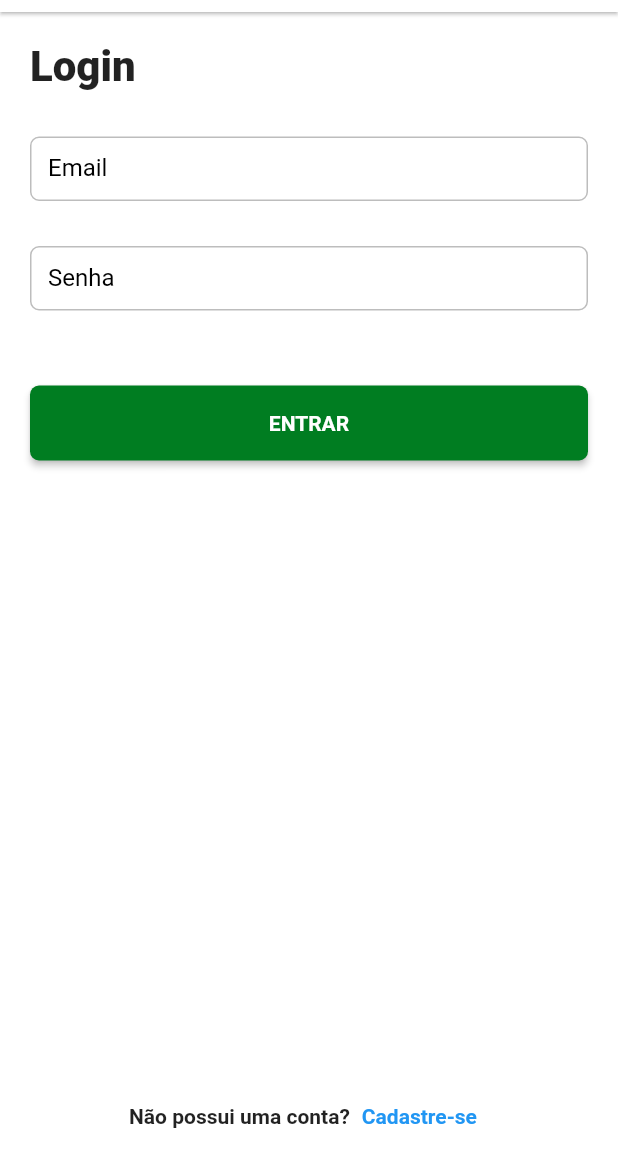
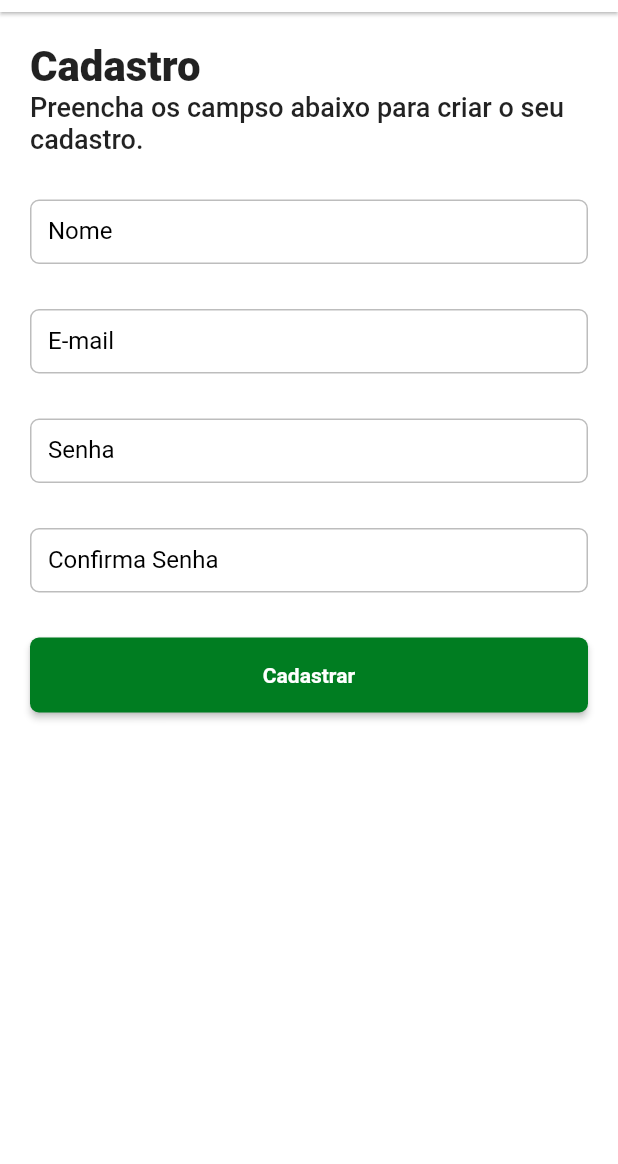
Before and after one commit to italoguasti/delivery_flutter_app_bloc_provider, a Flutter app: the LoginPage screen opened by its route, after a tap on "Cadastre-se", on a phone screen of 412 x 824 dp, the part 72-1236 px from its top. Run offline on Flutter 3.47's test engine with Material 2 defaults, Android fonts, the phone set to English and light mode, and no system bars; our stand-ins replace bloc, dio, equatable, flutter_bloc, loading_animation_widget, shared_preferences and 1 more; missing offline and left inert: match; accounts and stored records are empty; Roboto replaces fonts that are missing (mplus1).

Commit message:
register page

```diff
--- a/lib/app/dw_delivery_app.dart
+++ b/lib/app/dw_delivery_app.dart
@@ -5,6 +5,7 @@ import 'package:dw_delivery_app/app/pages/product_detail/product_detail_router.d
 import 'package:dw_delivery_app/app/pages/splash/splash_page.dart';
 import 'package:flutter/material.dart';
 
+import 'pages/auth/register/register_page.dart';
 import 'pages/home/home_router.dart';
 
 class DwDeliveryApp extends StatelessWidget {
@@ -21,6 +22,7 @@ class DwDeliveryApp extends StatelessWidget {
           '/home': (context) => HomeRouter.page,
           '/productDetail': (context) => ProductDetailRouter.page,
           '/auth/login': (context) => const LoginPage(),
+          '/auth/register': (context) => const RegisterPage(),
         },
       ),
     );
--- a/lib/app/pages/auth/login/login_page.dart
+++ b/lib/app/pages/auth/login/login_page.dart
@@ -59,7 +59,9 @@ class LoginPage extends StatelessWidget {
                       style: context.textStyles.textBold,
                     ),
                     TextButton(
-                      onPressed: () {},
+                      onPressed: () {
+                        Navigator.of(context).pushNamed('/auth/register');
+                      },
                       child: Text(
                         'Cadastre-se',
                         style: context.textStyles.textBold
--- /dev/null
+++ b/lib/app/pages/auth/register/register_page.dart
@@ -0,0 +1,60 @@
+import 'package:dw_delivery_app/app/core/ui/styles/text_styles.dart';
+import 'package:dw_delivery_app/app/core/ui/widgets/delivery_app_bar.dart';
+import 'package:dw_delivery_app/app/core/ui/widgets/delivery_button.dart';
+import 'package:flutter/material.dart';
+
+class RegisterPage extends StatelessWidget {
+  const RegisterPage({super.key});
+
+  @override
+  Widget build(BuildContext context) {
+    return Scaffold(
+      appBar: DeliveryAppBar(),
+      body: SingleChildScrollView(
+        child: Padding(
+          padding: const EdgeInsets.all(20.0),
+          child: Form(
+            child: Column(
+              crossAxisAlignment: CrossAxisAlignment.start,
+              children: [
+                Text(
+                  'Cadastro',
+                  style: context.textStyles.textTitle,
+                ),
+                Text(
+                  'Preencha os campso abaixo para criar o seu cadastro.',
+                  style: context.textStyles.textMedium.copyWith(fontSize: 18.0),
+                ),
+                const SizedBox(height: 30.0),
+                TextFormField(
+                  decoration: const InputDecoration(labelText: 'Nome'),
+                ),
+                const SizedBox(height: 30.0),
+                TextFormField(
+                  decoration: const InputDecoration(labelText: 'E-mail'),
+                ),
+                const SizedBox(height: 30.0),
+                TextFormField(
+                  decoration: const InputDecoration(labelText: 'Senha'),
+                ),
+                const SizedBox(height: 30.0),
+                TextFormField(
+                  decoration:
+                      const InputDecoration(labelText: 'Confirma Senha'),
+                ),
+                const SizedBox(height: 30.0),
+                Center(
+                  child: DeliveryButton(
+                    onPressed: () {},
+                    label: 'Cadastrar',
+                    width: double.infinity,
+                  ),
+                ),
+              ],
+            ),
+          ),
+        ),
+      ),
+    );
+  }
+}
```
